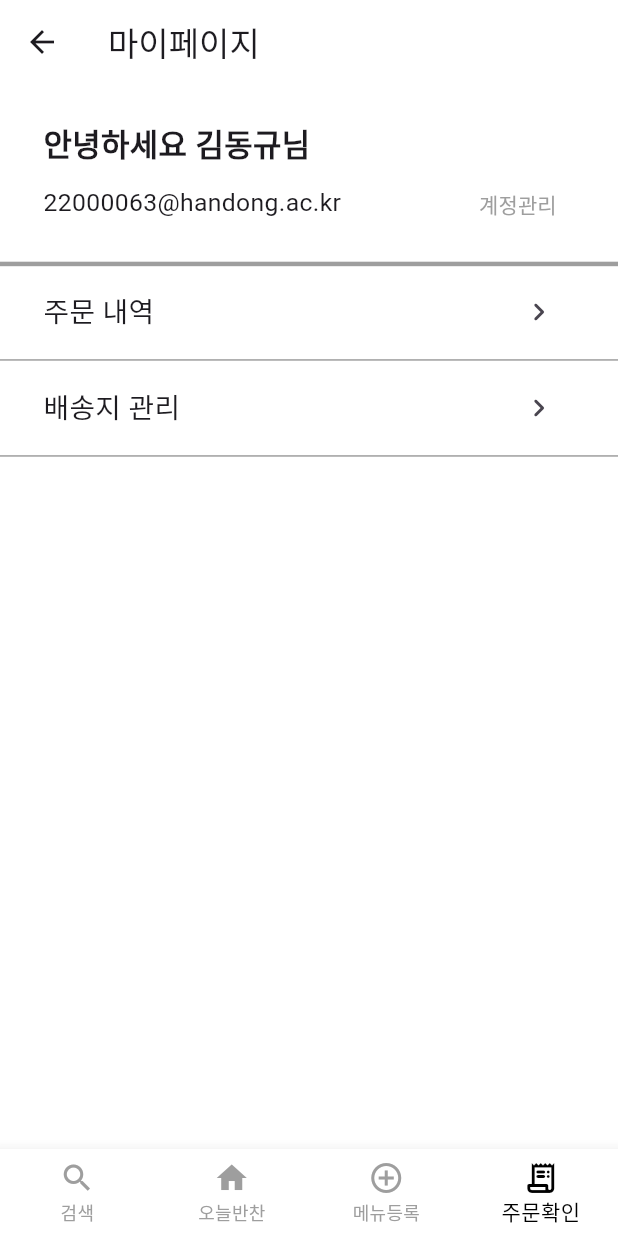
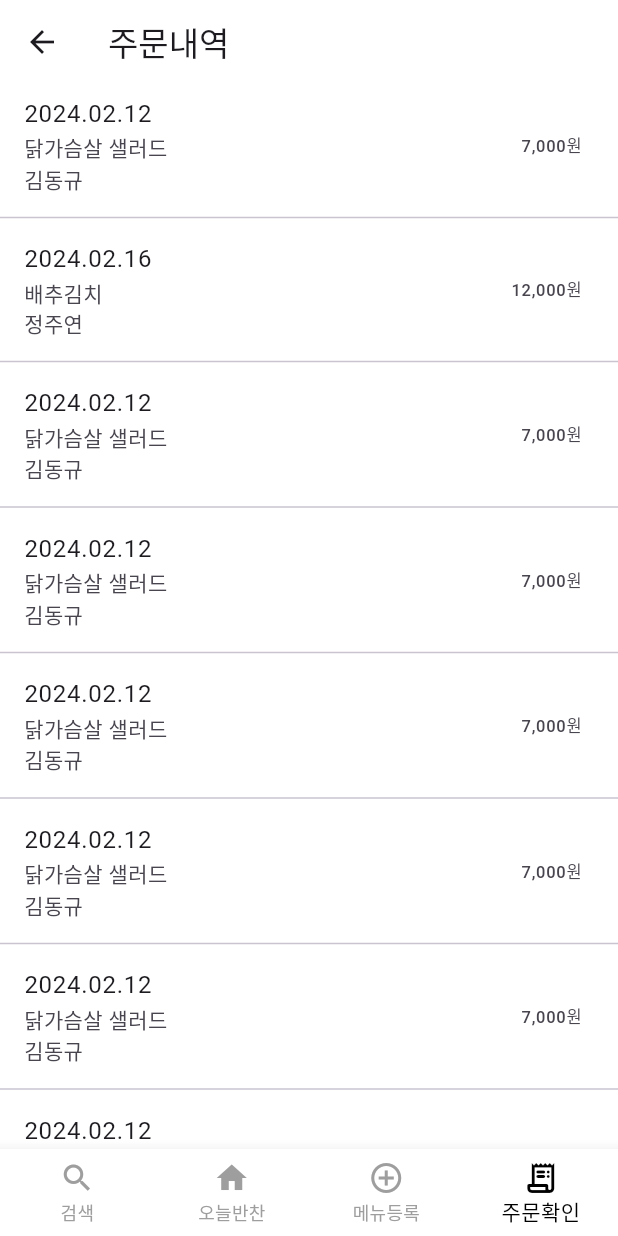
Before and after one commit to LikeLionHGU/2024OutSourcing, a Flutter app: the AdminRouterPage screen opened by its route, swiped to page 4, on a phone screen of 412 x 824 dp. Run offline on Flutter 3.47's test engine with Material 3 defaults, Android fonts, the phone set to English and light mode, and no system bars; our stand-ins replace cloud_firestore, firebase_auth, firebase_core, image_picker; missing offline and left inert: bootpay, kpostal, remedi_kopo; accounts and stored records are empty; network calls fail; Roboto replaces fonts that are missing (AppleSD).

Commit message:
style: Admin 계정 주문 확인 페이지 구현

```diff
--- a/flutter_application/lib/page/AdminRouterPage.dart
+++ b/flutter_application/lib/page/AdminRouterPage.dart
@@ -4,6 +4,7 @@ import 'package:flutter/material.dart';
 import 'package:flutter_application/page/main/AdminMainPage.dart';
 import 'package:flutter_application/page/main/MainPage.dart';
 import 'package:flutter_application/page/menu/MenuUpload.dart';
+import 'package:flutter_application/page/menu/OrderList.dart';
 import 'package:flutter_application/page/shop/Shop.dart';
 import 'package:flutter_application/page/user/UserPage.dart';
 
@@ -31,7 +32,7 @@ class AdminRouterPageState extends State<AdminRouterPage> {
           MainPage(),
           AdminMainPage(),
           MenuUpload(),
-          UserPage(),
+          OrderList(),
         ],
       ),
       bottomNavigationBar: BottomNavigationBar(
--- /dev/null
+++ b/flutter_application/lib/page/menu/OrderList.dart
@@ -0,0 +1,129 @@
+import 'package:flutter/cupertino.dart';
+import 'package:flutter/material.dart';
+
+class OrderList extends StatefulWidget {
+  @override
+  State<StatefulWidget> createState() => OrderListState();
+}
+
+class OrderListState extends State<OrderList> {
+  final List<Map<String, dynamic>> items = [
+    {
+      'date': '2024.02.12',
+      'menu': '닭가슴살 샐러드',
+      'person': '김동규',
+      'price': '7,000원',
+    },
+    {
+      'date': '2024.02.16',
+      'menu': '배추김치',
+      'person': '정주연',
+      'price': '12,000원',
+    },
+    {
+      'date': '2024.02.12',
+      'menu': '닭가슴살 샐러드',
+      'person': '김동규',
+      'price': '7,000원',
+    },
+    {
+      'date': '2024.02.12',
+      'menu': '닭가슴살 샐러드',
+      'person': '김동규',
+      'price': '7,000원',
+    },
+    {
+      'date': '2024.02.12',
+      'menu': '닭가슴살 샐러드',
+      'person': '김동규',
+      'price': '7,000원',
+    },
+    {
+      'date': '2024.02.12',
+      'menu': '닭가슴살 샐러드',
+      'person': '김동규',
+      'price': '7,000원',
+    },
+    {
+      'date': '2024.02.12',
+      'menu': '닭가슴살 샐러드',
+      'person': '김동규',
+      'price': '7,000원',
+    },
+    {
+      'date': '2024.02.12',
+      'menu': '닭가슴살 샐러드',
+      'person': '김동규',
+      'price': '7,000원',
+    },
+    {
+      'date': '2024.02.12',
+      'menu': '닭가슴살 샐러드',
+      'person': '김동규',
+      'price': '7,000원',
+    },
+    {
+      'date': '2024.02.12',
+      'menu': '닭가슴살 샐러드',
+      'person': '김동규',
+      'price': '7,000원',
+    },
+    {
+      'date': '2024.02.12',
+      'menu': '닭가슴살 샐러드',
+      'person': '김동규',
+      'price': '7,000원',
+    },
+    {
+      'date': '2024.02.12',
+      'menu': '닭가슴살 샐러드',
+      'person': '김동규',
+      'price': '7,000원',
+    },
+    {
+      'date': '2024.02.12',
+      'menu': '닭가슴살 샐러드',
+      'person': '김동규',
+      'price': '7,000원',
+    },
+
+    // 다른 아이템들을 여기에 추가할 수 있습니다.
+  ];
+
+  @override
+  Widget build(BuildContext context) {
+    return Scaffold(
+      appBar: AppBar(
+        title: Text("주문내역"),
+        backgroundColor: Colors.white,
+        scrolledUnderElevation: 0,
+      ),
+      backgroundColor: Colors.white,
+      body: ListView.builder(
+        itemCount: items.length, // 리스트 아이템의 총 개수
+        itemBuilder: (context, index) {
+          return Column(
+            children: [
+              ListTile(
+                title: Text(items[index]['date']), // 메뉴 이름
+                subtitle: Column(
+                  crossAxisAlignment: CrossAxisAlignment.start,
+                  children: <Widget>[
+                    Text(items[index]['menu']), // 날짜
+                    Text(items[index]['person']), // 카테고리
+                  ],
+                ),
+                trailing: Text(items[index]['price']), // 가격
+                onTap: () {
+                  // ListTile이 탭되었을 때의 액션을 여기에 추가합니다.
+                },
+              ),
+              Divider()
+            ],
+          );
+        },
+      ),
+    );
+  }
+
+}
```
